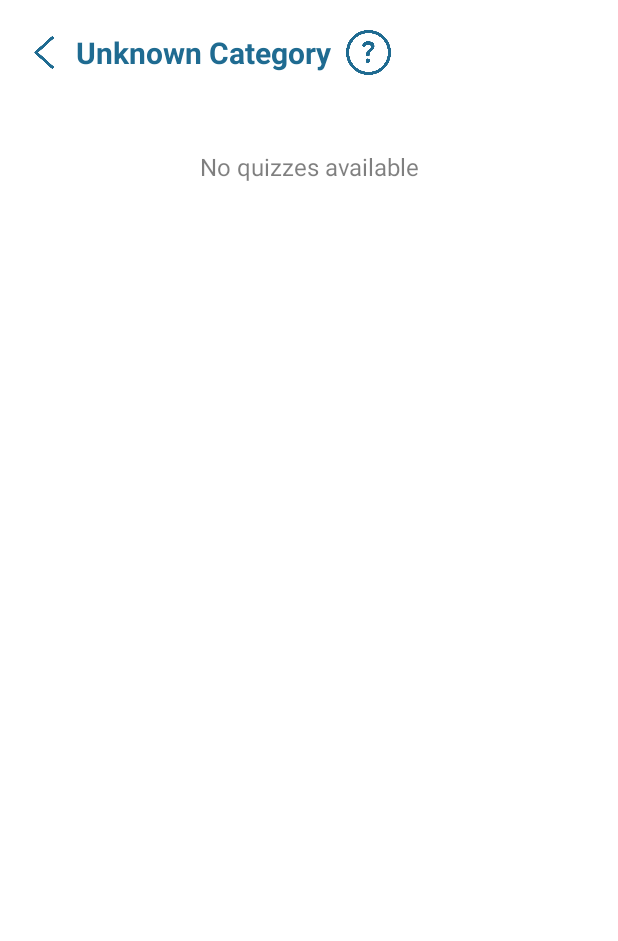
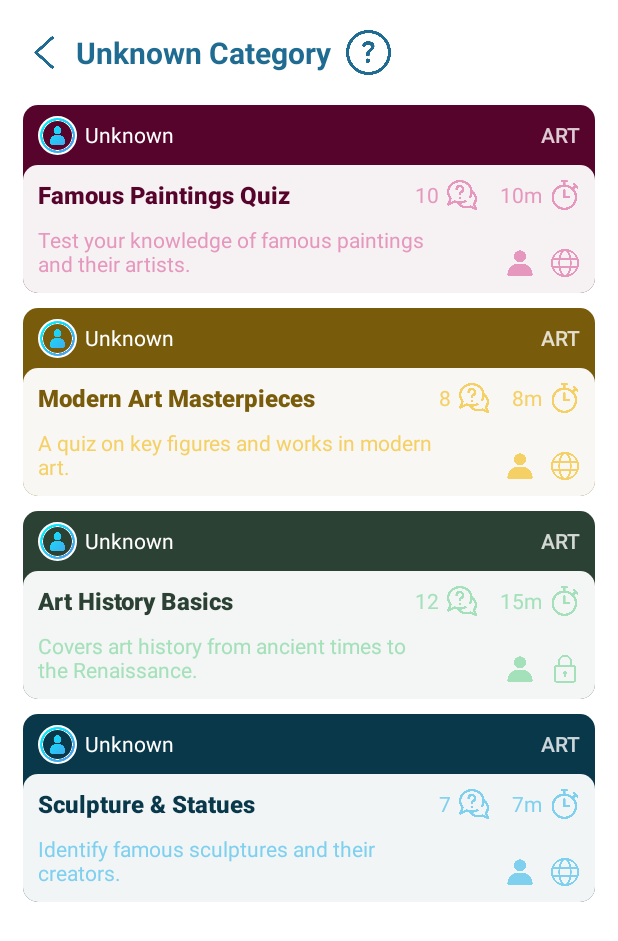
Before and after one commit to Vi021/MOPR_FinalProj_QuizflowApp, an Android app: the TopicActivity screen opened directly, with no data from a screen before it, on a phone screen of 412 x 824 dp. Shown: the top 941 px of the screen. Run offline under Robolectric (Android 15) with nearby library versions, the phone set to English and light mode, and no system bars; our stand-ins replace CircleImageView; pictures from the network do not load.

Commit message:
Home UI: Categories Category UI: Quizzes Quiz Detail UI

```diff
--- a/app/src/main/java/com/example/quizflow/activities/TopicActivity.java
+++ b/app/src/main/java/com/example/quizflow/activities/TopicActivity.java
@@ -1,6 +1,8 @@
 package com.example.quizflow.activities;
 
+import android.content.res.ColorStateList;
 import android.os.Bundle;
+import android.view.View;
 import android.widget.ImageView;
 import android.widget.TextView;
 
@@ -11,12 +13,17 @@ import androidx.core.graphics.Insets;
 import androidx.core.view.ViewCompat;
 import androidx.core.view.WindowInsetsCompat;
 import androidx.core.view.WindowInsetsControllerCompat;
+import androidx.recyclerview.widget.LinearLayoutManager;
 import androidx.recyclerview.widget.RecyclerView;
 
 import com.example.quizflow.R;
+import com.example.quizflow.adapters.QuizAdapter;
+import com.example.quizflow.models.QuizModel;
 import com.example.quizflow.utils.TYPE;
 import com.example.quizflow.utils.Validators;
 
+import java.util.ArrayList;
+import java.util.List;
 import java.util.Objects;
 
 public class TopicActivity extends AppCompatActivity {
@@ -45,16 +52,23 @@ public class TopicActivity extends AppCompatActivity {
         ImageView img_back = findViewById(R.id.img_back);
         img_back.setOnClickListener(v -> finish());
 
+        ImageView img_cateIcon = findViewById(R.id.img_cateIcon);
+
         TextView txt_cateName = findViewById(R.id.txt_cateName);
         String category = getIntent().getStringExtra("category");
         if (category != null) {
             txt_cateName.setText(Validators.toUpperUnderscore(category));
+
+            if (TYPE.TOPIC.get(category) != null) {
+                img_cateIcon.setImageResource(TYPE.TOPIC.get(category));
+            } else {
+                img_cateIcon.setImageResource(R.drawable.ic_help_white);
+                img_cateIcon.setImageTintList(ColorStateList.valueOf(getColor(R.color.xanh_ngoc)));
+            }
         } else {
             txt_cateName.setText("Unknown Category");
+            img_cateIcon.setImageTintList(ColorStateList.valueOf(getColor(R.color.xanh_ngoc)));
         }
-
-        ImageView img_cateIcon = findViewById(R.id.img_cateIcon);
-        img_cateIcon.setImageResource(Objects.requireNonNullElseGet(TYPE.TOPIC.get(category), () -> R.drawable.ic_help_white));
 
         recy_cateQuizzes = findViewById(R.id.recy_cateQuizzes);
         txt_none = findViewById(R.id.txt_none);
@@ -64,5 +78,68 @@ public class TopicActivity extends AppCompatActivity {
     private void getCategoryQuizzes() {
         // TODO: load when getting quizzes by category
         //       if empty, display text
+
+        List<QuizModel> artQuizzes = new ArrayList<>();
+
+        artQuizzes.add(new QuizModel(
+                1L,
+                "Famous Paintings Quiz",
+                "Test your knowledge of famous paintings and their artists.",
+                "ART",
+                true,
+                "2025-05-01 14:00:00",
+                10,
+                600,
+                101L,
+                25,
+                (byte) 1
+        ));
+
+        artQuizzes.add(new QuizModel(
+                2L,
+                "Modern Art Masterpieces",
+                "A quiz on key figures and works in modern art.",
+                "ART",
+                true,
+                "2025-04-28 09:30:00",
+                8,
+                480,
+                102L,
+                15,
+                (byte) 4
+        ));
+
+        artQuizzes.add(new QuizModel(
+                3L,
+                "Art History Basics",
+                "Covers art history from ancient times to the Renaissance.",
+                "ART",
+                false,
+                "2025-05-02 18:45:00",
+                12,
+                900,
+                103L,
+                5,
+                (byte) 7
+        ));
+
+        artQuizzes.add(new QuizModel(
+                4L,
+                "Sculpture & Statues",
+                "Identify famous sculptures and their creators.",
+                "ART",
+                true,
+                "2025-04-25 12:20:00",
+                7,
+                420,
+                104L,
+                9,
+                (byte) 2
+        ));
+
+        recy_cateQuizzes.setAdapter(new QuizAdapter(this, artQuizzes));
+        recy_cateQuizzes.setLayoutManager(new LinearLayoutManager(this, RecyclerView.VERTICAL, false));
+        recy_cateQuizzes.setHasFixedSize(true);
+        txt_none.setVisibility(View.GONE);
     }
 }
--- a/app/src/main/java/com/example/quizflow/adapters/QuizAdapter.java
+++ b/app/src/main/java/com/example/quizflow/adapters/QuizAdapter.java
@@ -100,7 +100,7 @@ public class QuizAdapter extends RecyclerView.Adapter<QuizAdapter.QuizViewHolder
         } else {
             holder.img_availability.setImageResource(R.drawable.ic_lock_white);
         }
-        holder.consL_botContainer.setOnClickListener(v -> {
+        holder.consL_topContainer.setOnClickListener(v -> {
             QuizDetailDialogFragment dialog = QuizDetailDialogFragment.newInstance(
                     quiz,
                     user,
@@ -114,16 +114,16 @@ public class QuizAdapter extends RecyclerView.Adapter<QuizAdapter.QuizViewHolder
         Integer color1 = COLOR.QUIZ_ITEM.get(position % COLOR.count);
         Integer color2 = COLOR.QUIZ_ITEM.get(position % COLOR.count + COLOR.count);
 
-        holder.consL_topContainer.setBackgroundResource(color1);
-        holder.txt_title.setTextColor(color1);
+        holder.consL_botContainer.setBackgroundTintList(ContextCompat.getColorStateList(context, color1));
+        holder.txt_title.setTextColor(ContextCompat.getColorStateList(context, color1));
 
-        holder.txt_desc.setTextColor(color2);
-        holder.txt_questionCount.setTextColor(color2);
-        holder.txt_quizDuration.setTextColor(color2);
-        holder.img_question.setBackgroundTintList(ContextCompat.getColorStateList(context, color2));
-        holder.img_timer.setBackgroundTintList(ContextCompat.getColorStateList(context, color2));
-        holder.img_singleplayer.setBackgroundTintList(ContextCompat.getColorStateList(context, color2));
-        holder.img_availability.setBackgroundTintList(ContextCompat.getColorStateList(context, color2));
+        holder.txt_desc.setTextColor(ContextCompat.getColorStateList(context, color2));
+        holder.txt_questionCount.setTextColor(ContextCompat.getColorStateList(context, color2));
+        holder.txt_quizDuration.setTextColor(ContextCompat.getColorStateList(context, color2));
+        holder.img_question.setImageTintList(ContextCompat.getColorStateList(context, color2));
+        holder.img_timer.setImageTintList(ContextCompat.getColorStateList(context, color2));
+        holder.img_singleplayer.setImageTintList(ContextCompat.getColorStateList(context, color2));
+        holder.img_availability.setImageTintList(ContextCompat.getColorStateList(context, color2));
     }
 
     @Override
--- a/app/src/main/java/com/example/quizflow/adapters/TopicAdapter.java
+++ b/app/src/main/java/com/example/quizflow/adapters/TopicAdapter.java
@@ -15,6 +15,7 @@ import androidx.recyclerview.widget.RecyclerView;
 import com.example.quizflow.R;
 import com.example.quizflow.activities.TopicActivity;
 import com.example.quizflow.utils.TYPE;
+import com.example.quizflow.utils.Validators;
 
 import java.util.ArrayList;
 import java.util.Objects;
@@ -44,18 +45,19 @@ public class TopicAdapter extends RecyclerView.Adapter<TopicAdapter.CategoryView
     @NonNull
     @Override
     public CategoryViewHolder onCreateViewHolder(ViewGroup parent, int viewType) {
-        View view = LayoutInflater.from(context).inflate(R.layout.row_categoryitem, parent, false);
+        View view = LayoutInflater.from(context).inflate(R.layout.row_topicitem, parent, false);
         return new CategoryViewHolder(view);
     }
 
     @Override
     public void onBindViewHolder(CategoryViewHolder holder, int position) {
         String category = categories.get(position);
-        holder.cateName.setText(category);
+        holder.cateName.setText(Validators.toTitleCase(category));
         holder.cateIcon.setImageResource(Objects.requireNonNull(TYPE.TOPIC.get(category)));
         holder.lineL_category.setOnClickListener(v -> {
             Intent intent = new Intent(context, TopicActivity.class);
             intent.putExtra("category", category);
+            context.startActivity(intent);
         });
     }
 
--- a/app/src/main/java/com/example/quizflow/fragments/HomeFragment.java
+++ b/app/src/main/java/com/example/quizflow/fragments/HomeFragment.java
@@ -34,7 +34,7 @@ import java.util.List;
 import de.hdodenhof.circleimageview.CircleImageView;
 
 public class HomeFragment extends Fragment {
-    private ConstraintLayout consL_accountBar, consL_profileBar, consL_earncoinsBar;
+    private ConstraintLayout consL_home, consL_accountBar, consL_profileBar, consL_earncoinsBar;
     private LinearLayout lineL_actionBar;
     private boolean signedIn = false;
 
@@ -76,6 +76,7 @@ public class HomeFragment extends Fragment {
         String fullname = requireActivity().getIntent().getStringExtra("fullname");
         String username = requireActivity().getIntent().getStringExtra("username");
 
+        consL_home = view.findViewById(R.id.homeContainer);
         consL_accountBar = view.findViewById(R.id.consL_accountBar);
         consL_profileBar = view.findViewById(R.id.consL_profileBar);
         lineL_actionBar = view.findViewById(R.id.lineL_actionBar);
@@ -103,7 +104,7 @@ public class HomeFragment extends Fragment {
             txt_hello.setText("Hello!");
         }
 
-        SearchBar srchBar = view.findViewById(R.id.srchBar);
+        // srchBar = view.findViewById(R.id.srchBar);
 
         LinearLayout lineL_createQuiz = view.findViewById(R.id.lineL_createQuiz);
         lineL_createQuiz.setOnClickListener(this::noService);
@@ -137,7 +138,6 @@ public class HomeFragment extends Fragment {
             lineL_actionBar.setVisibility(View.GONE);
             consL_earncoinsBar.setVisibility(View.GONE);
 
-            ConstraintLayout consL_home = requireView().findViewById(R.id.homeContainer);
             ConstraintSet constraintSet = new ConstraintSet();
             constraintSet.clone(consL_home);
             constraintSet.connect(R.id.consL_categoryBar, ConstraintSet.TOP, R.id.srchBar, ConstraintSet.BOTTOM);
--- a/app/src/main/res/layout/activity_topic.xml
+++ b/app/src/main/res/layout/activity_topic.xml
@@ -41,7 +41,6 @@
         android:layout_height="30dp"
         android:src="@drawable/ic_help_white"
         android:scaleType="fitCenter"
-        app:tint="@color/xanh_ngoc"
         app:layout_constraintStart_toEndOf="@id/txt_cateName"
         app:layout_constraintTop_toTopOf="@id/txt_cateName" />
 
--- a/app/src/main/res/layout/diaglog_otp.xml
+++ b/app/src/main/res/layout/diaglog_otp.xml
@@ -4,8 +4,7 @@
     xmlns:tools="http://schemas.android.com/tools"
     android:layout_width="match_parent"
     android:layout_height="wrap_content"
-    android:layout_gravity="center"
-    android:layout_marginHorizontal="50dp">
+    android:layout_gravity="center">
 
     <LinearLayout
         android:id="@+id/lineL_otpDialog"
@@ -14,7 +13,6 @@
         android:background="@drawable/rounded_bg_white"
         android:gravity="center"
         android:orientation="vertical"
-        android:paddingHorizontal="20dp"
         android:paddingVertical="20dp"
         app:layout_constraintBottom_toBottomOf="parent"
         app:layout_constraintEnd_toEndOf="parent"
--- a/app/src/main/res/layout/row_detailedquizitem.xml
+++ b/app/src/main/res/layout/row_detailedquizitem.xml
@@ -6,7 +6,6 @@
     android:layout_width="match_parent"
     android:layout_height="wrap_content"
     android:layout_gravity="center"
-    android:layout_marginHorizontal="10dp"
     android:background="@drawable/rounded_bg_white_clickable"
     android:backgroundTint="@color/xanh_botro7">
 
--- a/app/src/main/res/layout/row_simplequizitem.xml
+++ b/app/src/main/res/layout/row_simplequizitem.xml
@@ -4,6 +4,7 @@
     android:id="@+id/consL_botContainer"
     android:layout_width="match_parent"
     android:layout_height="wrap_content"
+    android:layout_marginBottom="10dp"
     android:background="@drawable/rounded_bg_white_clickable"
     android:backgroundTint="@color/xanh_botro7">
 
```
Also changed, not shown: app/src/main/java/com/example/quizflow/activities/PasswordActivity.java (+8 -0 lines), app/src/main/java/com/example/quizflow/fragments/QuizDetailDialogFragment.java (+44 -29 lines), app/src/main/java/com/example/quizflow/utils/TYPE.java (+16 -12 lines), app/src/main/res/layout/fragment_home.xml (+6 -9 lines), app/src/main/res/layout/row_topicitem.xml (renamed from app/src/main/res/layout/row_categoryitem.xml, +4 -5 lines).
